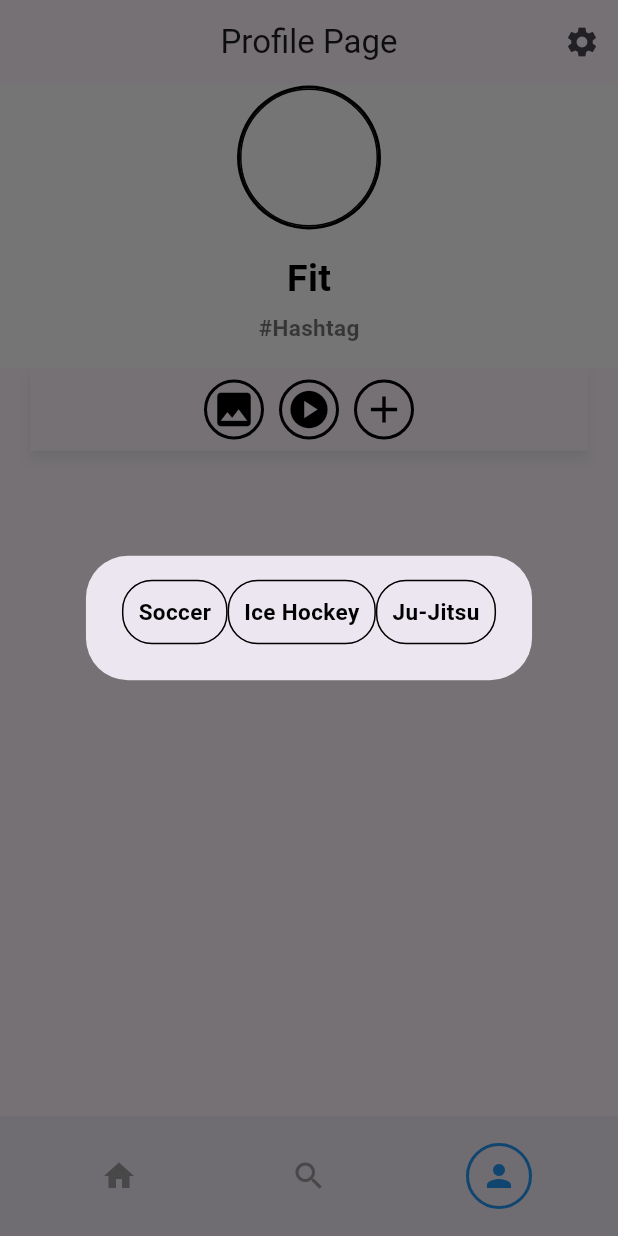
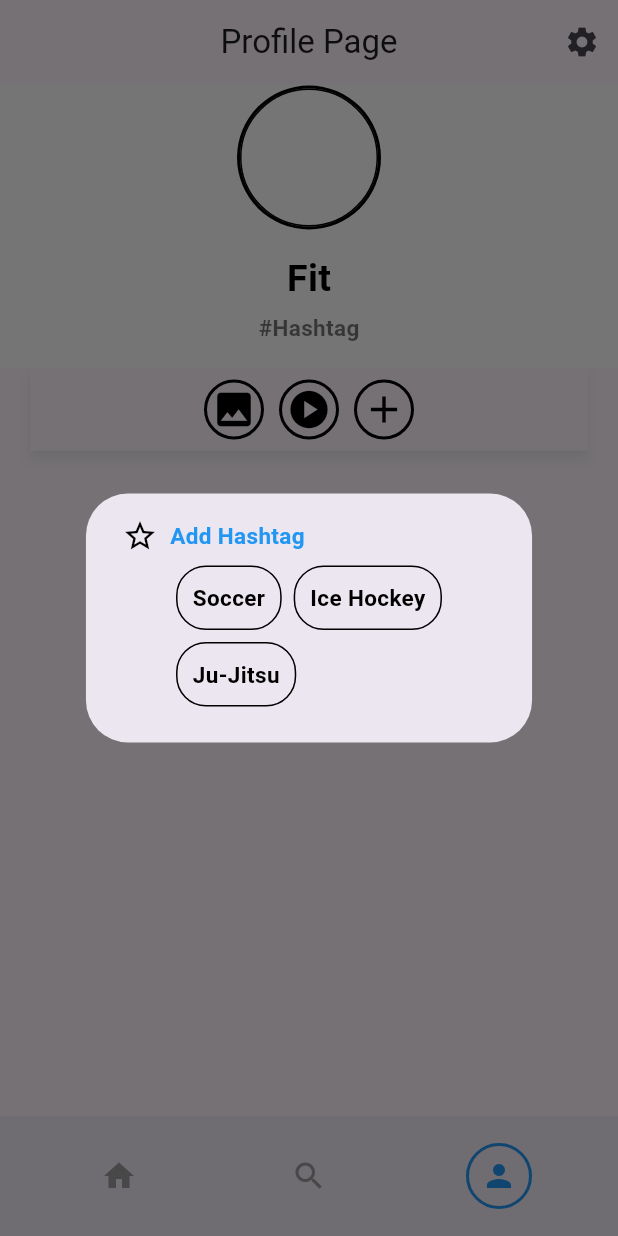
Before and after one commit to anwendungsprojektfom/anwendungsprojekt_fom, a Flutter app: the screen it shows after launch, item 3 of the bottom bar chosen, after a tap on "#Hashtag", on a phone screen of 412 x 824 dp. Run offline on Flutter 3.47's test engine with Material 3 defaults, Android fonts, the light colour scheme and no system bars; our stand-ins replace cloud_firestore, firebase_auth, firebase_core, firebase_storage, image_picker, logger and 3 more; missing offline and left inert: stream_chat_flutter; accounts and stored records are empty.

Commit message:
change popUP-UI

```diff
--- a/sth_app/lib/pages/profilescreen/profilescreen.dart
+++ b/sth_app/lib/pages/profilescreen/profilescreen.dart
@@ -101,8 +101,36 @@
       context: context,
       builder: (BuildContext context) {
         return AlertDialog(
-          content: Row(
+          content: Column(
+            mainAxisSize: MainAxisSize.min,
+            children: [
+              Row(
                 mainAxisAlignment: MainAxisAlignment.spaceBetween,
+                children: [
+                  Row(
+                    children: [
+                      GestureDetector(
+                        onTap: () {
+                        },
+                        child: Icon(Icons.star_border, color: Colors.black),
+                      ),
+                      SizedBox(width: 8),
+                      Text(
+                        'Add Hashtag',
+                        style: TextStyle(
+                          color: Colors.blue,
+                          fontWeight: FontWeight.bold,
+                          fontSize: 15,
+                        ),
+                      ),
+                    ],
+                  ),
+                ],
+              ),
+              SizedBox(height: 8),
+              Wrap(
+                spacing: 8,
+                runSpacing: 8,
                 children: _hashtags.map((String hashtag) {
                   return GestureDetector(
                     onTap: () {
@@ -134,6 +162,8 @@
                     ),
                   );
                 }).toList(),
+              ),
+            ],
           ),
         );
       },
```
Lines whose indentation alone changed are shown as unchanged.
